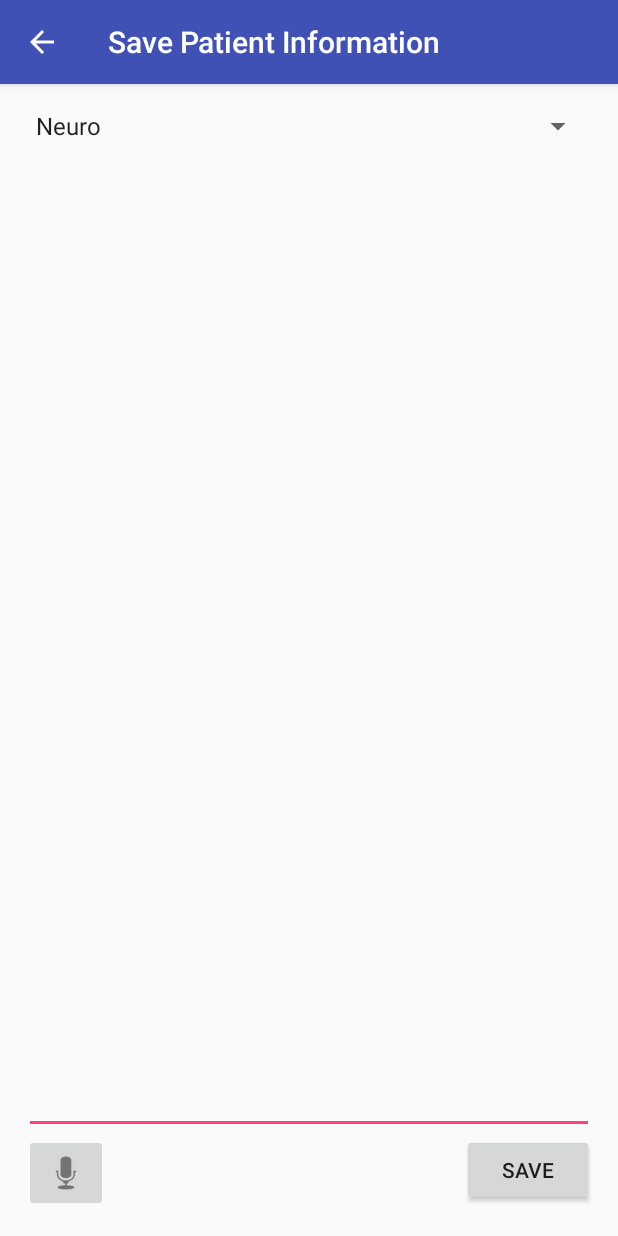
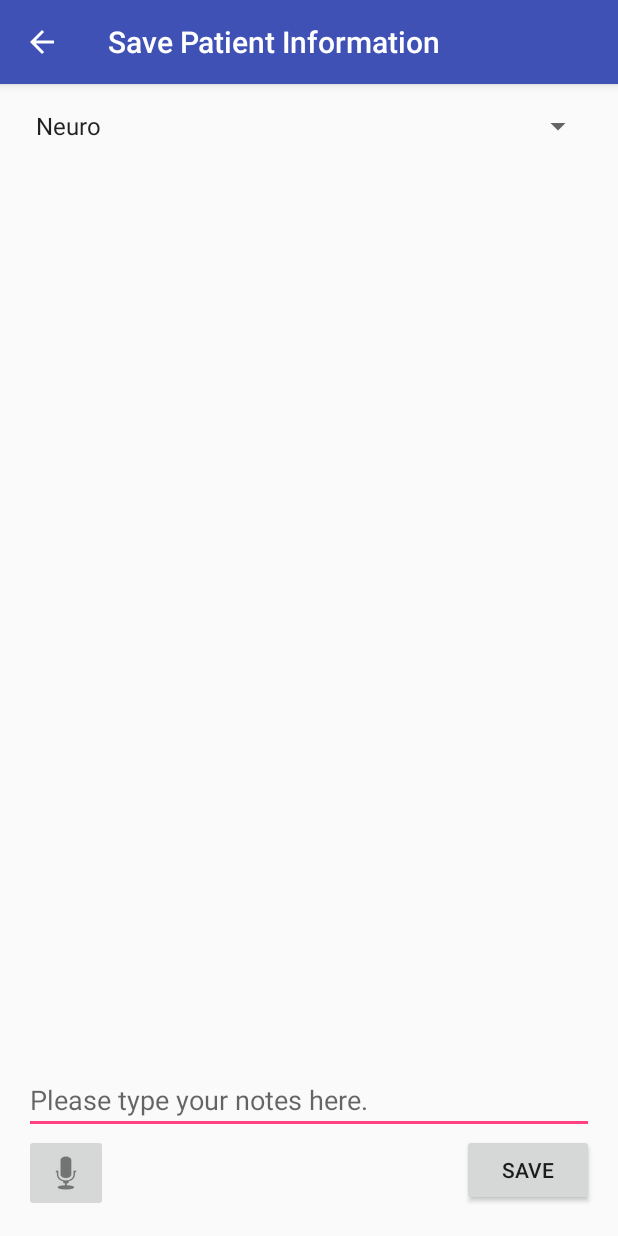
Before and after one commit to jdaum/HomeCare, an Android app: the EnterInformation screen opened directly, with no data from a screen before it, on a phone screen of 412 x 824 dp. Run offline under Robolectric (Android 15) with nearby library versions, the phone set to English and light mode, and no system bars.

Commit message:
add note to edittext

```diff
--- a/HomeCare/app/src/main/res/layout/content_enter_information.xml
+++ b/HomeCare/app/src/main/res/layout/content_enter_information.xml
@@ -50,6 +50,7 @@
             android:layout_height="wrap_content"
             android:maxLines="4"
             android:scrollbars = "vertical"
+            android:hint="Please type your notes here."
             />
 
 
```
